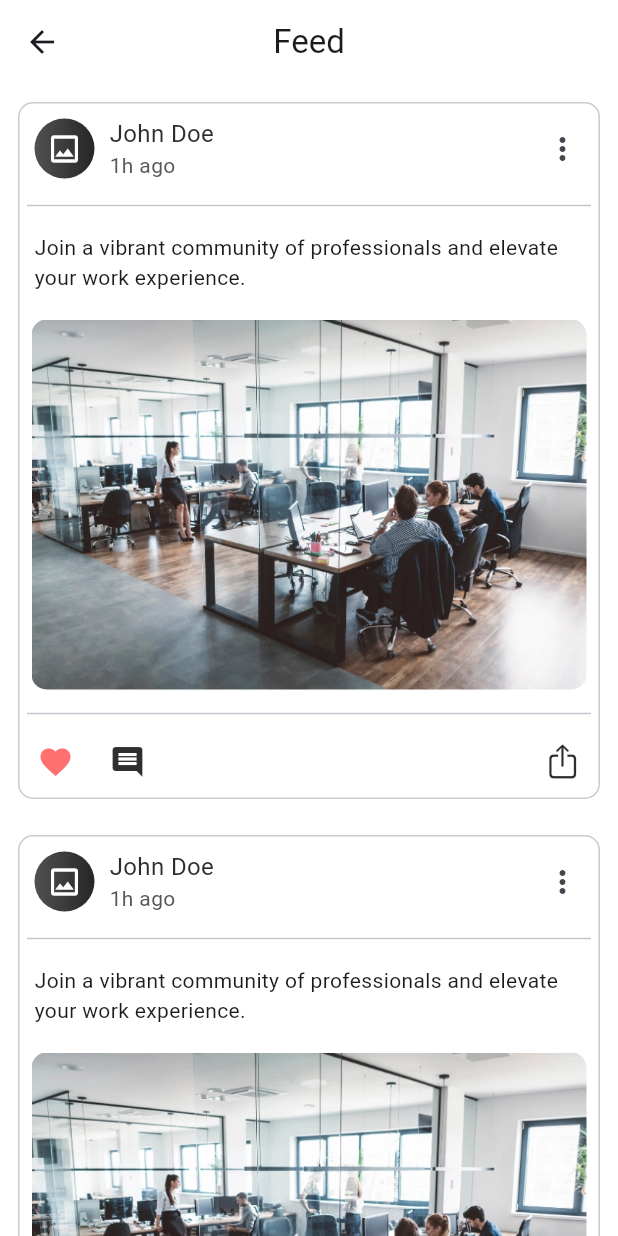
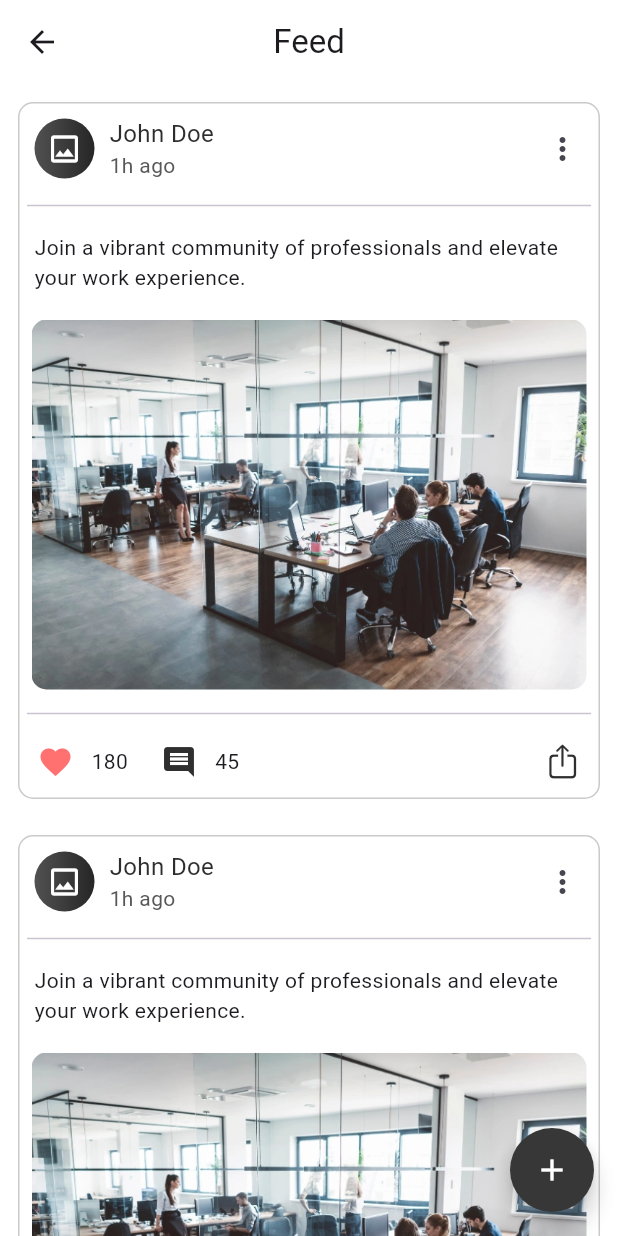
Before and after one commit to Umang-Reformiqo-2024/workspace, a Flutter app: the FeedScreen screen opened directly, on a phone screen of 412 x 824 dp. Run offline on Flutter 3.47's test engine with Material 3 defaults, Android fonts, the phone set to English and light mode, and no system bars; our stand-ins replace badges, carousel_slider, flutter_svg, get, image_picker, quickalert and 1 more; missing offline and left inert: fw_tab_bar, simple_ripple_animation; Roboto replaces fonts that are missing (proximanovaRegular); project files that could hold a hidden picture were left out.

Commit message:
As on 15-06-2024 (V2)

```diff
--- a/lib/screens/feed/feed_screen.dart
+++ b/lib/screens/feed/feed_screen.dart
@@ -83,16 +83,25 @@ class FeedScreen extends StatelessWidget {
                     const Divider(indent: 5,endIndent: 5,),
                     Row(
                       children: [
-                        IconButton(onPressed: () {}, icon: Icon(Icons.favorite_outlined,color: AppColor.red,)),
-                        IconButton(onPressed: () {}, icon: Icon(Icons.comment,color: AppColor.black,)),
-                        Spacer(),
-                        IconButton(onPressed: () {}, icon: Icon(CupertinoIcons.share,color: AppColor.black,))
+                        IconButton(onPressed: () {}, icon: const Icon(Icons.favorite_outlined,color: AppColor.red,)),
+                        const Text("180"),
+                        const SizedBox(width: 10,),
+                        IconButton(onPressed: () {}, icon: const Icon(Icons.comment,color: AppColor.black,)),
+                        const Text("45"),
+                        const Spacer(),
+                        IconButton(onPressed: () {}, icon: const Icon(CupertinoIcons.share,color: AppColor.black,))
                       ],
                     )
                   ],
                 ),
               );
             },),
+            floatingActionButton: FloatingActionButton(
+              onPressed: () {},
+              backgroundColor: AppColor.blackText,
+              shape: const OvalBorder(),
+              child: const Icon(Icons.add,color: Colors.white,),
+            ),
           ),
         );
       },
```
